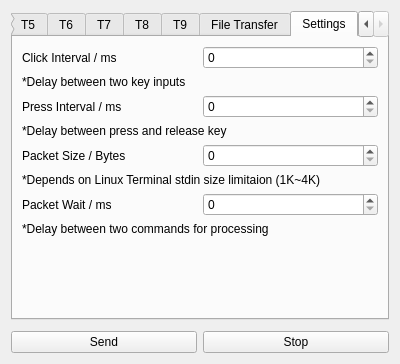
This is Client/ui/paste_board.ui in ElluIFX/KVM-Card-Mini-PySide6 as Qt 5 draws it before an edit. The edited form follows.
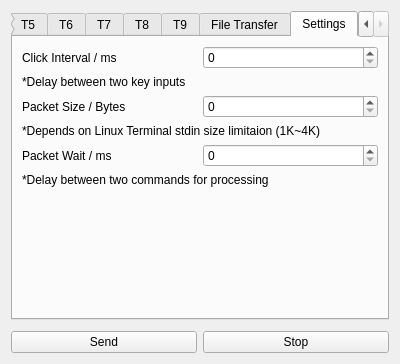
This is the edited form. The open tabs and pages were chosen to show the change.

```diff
--- a/Client/ui/paste_board.ui
+++ b/Client/ui/paste_board.ui
@@ -416,31 +416,6 @@
          </property>
         </widget>
        </item>
-       <item>
-        <layout class="QHBoxLayout" name="horizontalLayout_4">
-         <item>
-          <widget class="QLabel" name="label_4">
-           <property name="text">
-            <string>Press Interval / ms</string>
-           </property>
-          </widget>
-         </item>
-         <item>
-          <widget class="QSpinBox" name="spinBox_pi">
-           <property name="maximum">
-            <number>1000</number>
-           </property>
-          </widget>
-         </item>
-        </layout>
-       </item>
-       <item>
-        <widget class="QLabel" name="label_10">
-         <property name="text">
-          <string>*Delay between press and release key</string>
-         </property>
-        </widget>
-       </item>
        <item>
         <layout class="QHBoxLayout" name="horizontalLayout_6">
          <item>
```
